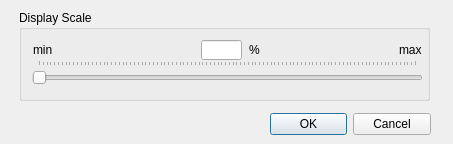
First picture: the form in GSCD/ScaleDialog.ui, repository fzlgejiao/PowerTool, before the edit.
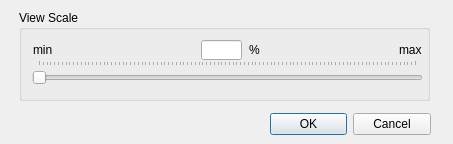
Second picture: the form after the edit.

Commit message: 1) optimize code and UI 2) add code to save settings of control panel

```diff
--- a/GSCD/ScaleDialog.ui
+++ b/GSCD/ScaleDialog.ui
@@ -23,7 +23,7 @@
     </rect>
    </property>
    <property name="title">
-    <string>Display Scale</string>
+    <string>View Scale</string>
    </property>
    <widget class="QSlider" name="ScaleSlider">
     <property name="geometry">
```
The commit also changes 5 other files.
